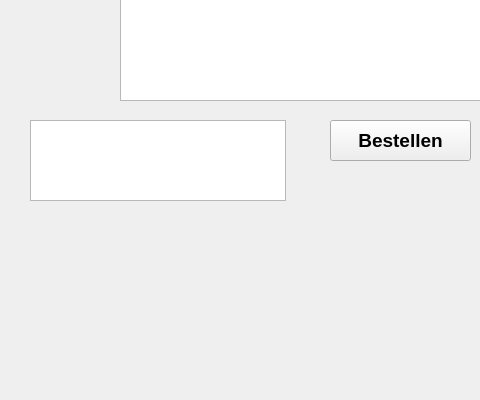
Qt form overviewbestellungen_bestellung.ui (luis-we/SchulaufgabePRO) before a commit; both pictures show x 0 to 480 and y 400 to 800 of the 800 by 800 pixel window.
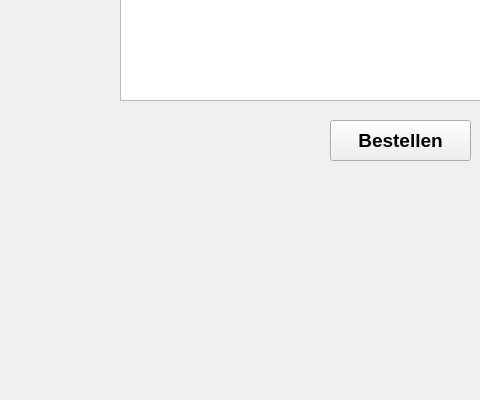
The same form after that commit.

```diff
--- a/overviewbestellungen_bestellung.ui
+++ b/overviewbestellungen_bestellung.ui
@@ -231,16 +231,6 @@
     </rect>
    </property>
   </widget>
-  <widget class="QTextBrowser" name="debug">
-   <property name="geometry">
-    <rect>
-     <x>30</x>
-     <y>520</y>
-     <width>256</width>
-     <height>81</height>
-    </rect>
-   </property>
-  </widget>
  </widget>
  <resources/>
  <connections/>
```
